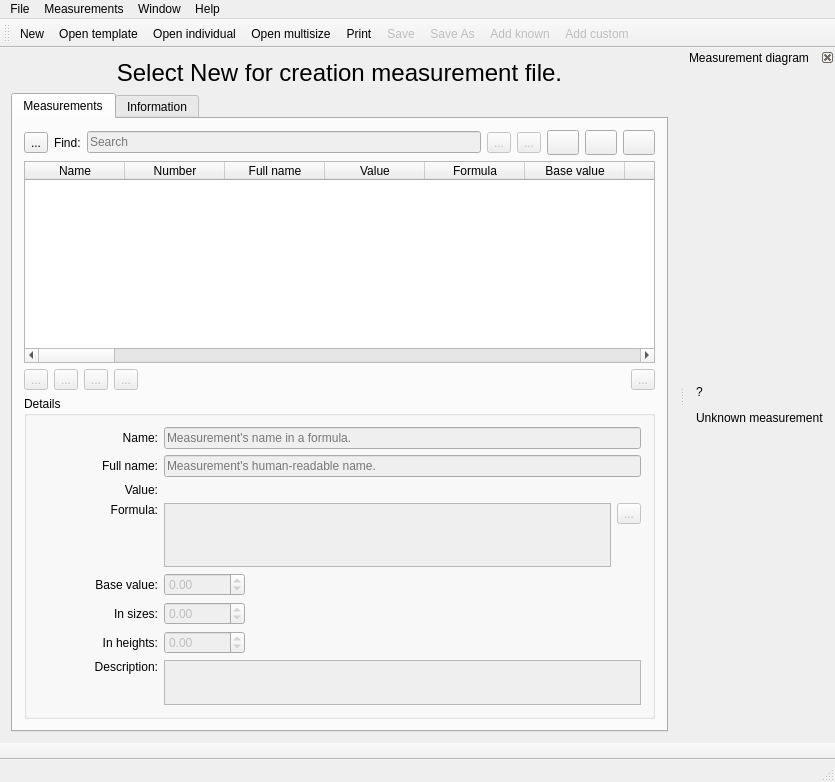
Old version of the form src/app/seamlyme/tmainwindow.ui in the repository FashionFreedom/Seamly2D.
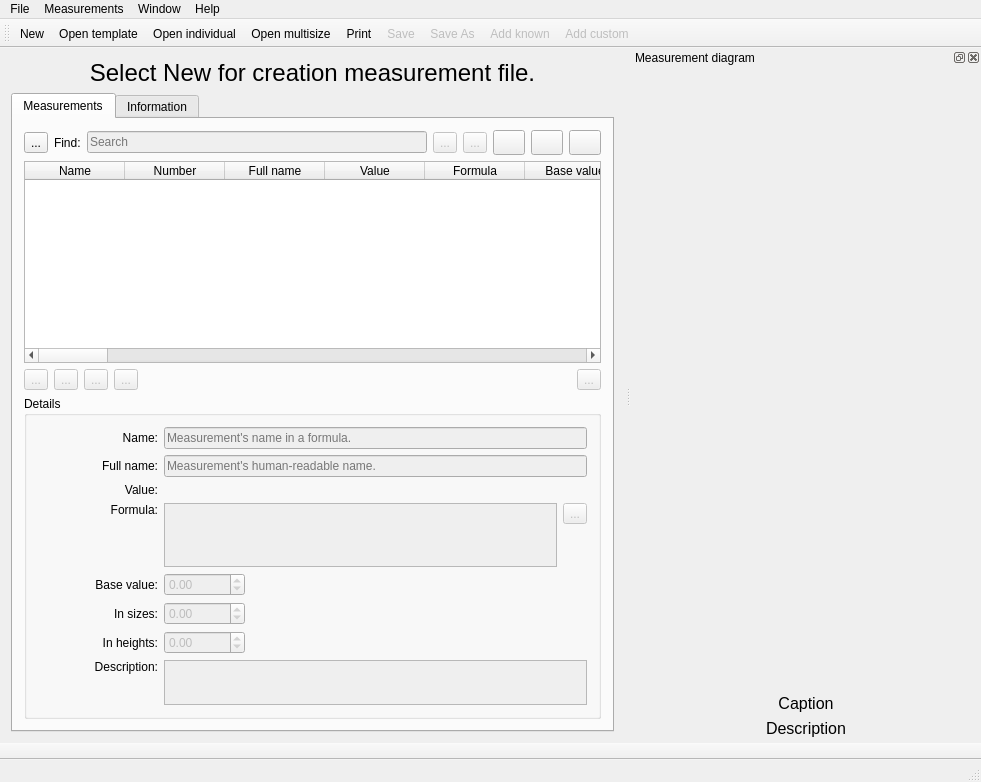
New version of the form. Icons and pictures are not drawn.

Commit message:
feat: Render scaled diagrams (#1652)
* render scaled diagrams

* lupdate

Diff of the .ui file:
```diff
--- a/src/app/seamlyme/tmainwindow.ui
+++ b/src/app/seamlyme/tmainwindow.ui
@@ -6,7 +6,7 @@
    <rect>
     <x>0</x>
     <y>0</y>
-    <width>835</width>
+    <width>964</width>
     <height>782</height>
    </rect>
   </property>
@@ -1248,7 +1248,7 @@
     <rect>
      <x>0</x>
      <y>0</y>
-     <width>835</width>
+     <width>964</width>
      <height>22</height>
     </rect>
    </property>
@@ -1372,7 +1372,7 @@
     </sizepolicy>
    </property>
    <property name="features">
-    <set>QDockWidget::DockWidgetClosable|QDockWidget::DockWidgetMovable</set>
+    <set>QDockWidget::DockWidgetClosable|QDockWidget::DockWidgetFloatable|QDockWidget::DockWidgetMovable</set>
    </property>
    <property name="allowedAreas">
     <set>Qt::LeftDockWidgetArea|Qt::RightDockWidgetArea</set>
@@ -1390,20 +1390,100 @@
       <verstretch>0</verstretch>
      </sizepolicy>
     </property>
+    <property name="minimumSize">
+     <size>
+      <width>350</width>
+      <height>0</height>
+     </size>
+    </property>
     <layout class="QVBoxLayout" name="verticalLayout_4">
-     <item alignment="Qt::AlignHCenter|Qt::AlignVCenter">
-      <widget class="QLabel" name="labelDiagram">
+     <property name="leftMargin">
+      <number>5</number>
+     </property>
+     <property name="topMargin">
+      <number>5</number>
+     </property>
+     <property name="rightMargin">
+      <number>5</number>
+     </property>
+     <property name="bottomMargin">
+      <number>5</number>
+     </property>
+     <item>
+      <spacer name="verticalSpacer_2">
+       <property name="orientation">
+        <enum>Qt::Vertical</enum>
+       </property>
+       <property name="sizeHint" stdset="0">
+        <size>
+         <width>20</width>
+         <height>40</height>
+        </size>
+       </property>
+      </spacer>
+     </item>
+     <item>
+      <widget class="QLabel" name="diagram_Label">
        <property name="sizePolicy">
-        <sizepolicy hsizetype="Expanding" vsizetype="Expanding">
+        <sizepolicy hsizetype="Preferred" vsizetype="Preferred">
          <horstretch>0</horstretch>
          <verstretch>0</verstretch>
         </sizepolicy>
        </property>
        <property name="text">
-        <string>&lt;html&gt;&lt;head/&gt;&lt;body&gt;&lt;p&gt;&lt;span style=&quot; font-size:340pt;&quot;&gt;?&lt;/span&gt;&lt;/p&gt;&lt;p align=\&quot;center\&quot;&gt;Unknown measurement&lt;/p&gt;&lt;/body&gt;&lt;/html&gt;</string>
+        <string notr="true"/>
        </property>
        <property name="scaledContents">
         <bool>false</bool>
+       </property>
+       <property name="alignment">
+        <set>Qt::AlignCenter</set>
+       </property>
+      </widget>
+     </item>
+     <item>
+      <spacer name="verticalSpacer_3">
+       <property name="orientation">
+        <enum>Qt::Vertical</enum>
+       </property>
+       <property name="sizeHint" stdset="0">
+        <size>
+         <width>20</width>
+         <height>40</height>
+        </size>
+       </property>
+      </spacer>
+     </item>
+     <item>
+      <widget class="QLabel" name="caption_Label">
+       <property name="font">
+        <font>
+         <pointsize>12</pointsize>
+        </font>
+       </property>
+       <property name="text">
+        <string notr="true">Caption</string>
+       </property>
+       <property name="alignment">
+        <set>Qt::AlignCenter</set>
+       </property>
+      </widget>
+     </item>
+     <item>
+      <widget class="QLabel" name="description_Label">
+       <property name="font">
+        <font>
+         <pointsize>12</pointsize>
+        </font>
+       </property>
+       <property name="text">
+        <string notr="true">Description</string>
+       </property>
+       <property name="alignment">
+        <set>Qt::AlignCenter</set>
+       </property>
+       <property name="wordWrap">
+        <bool>true</bool>
        </property>
       </widget>
      </item>
```
The commit also changes 31 other files.
